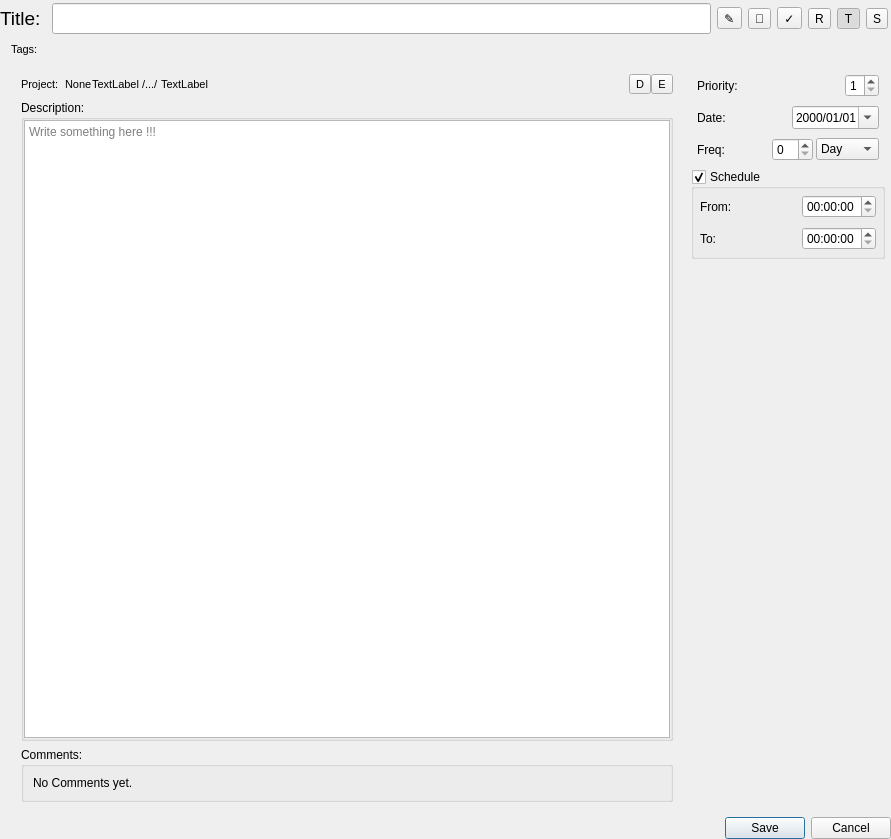
Old version of the form widgets/itemdetailwidget.ui in the repository SeptemberHX/TodoManager.
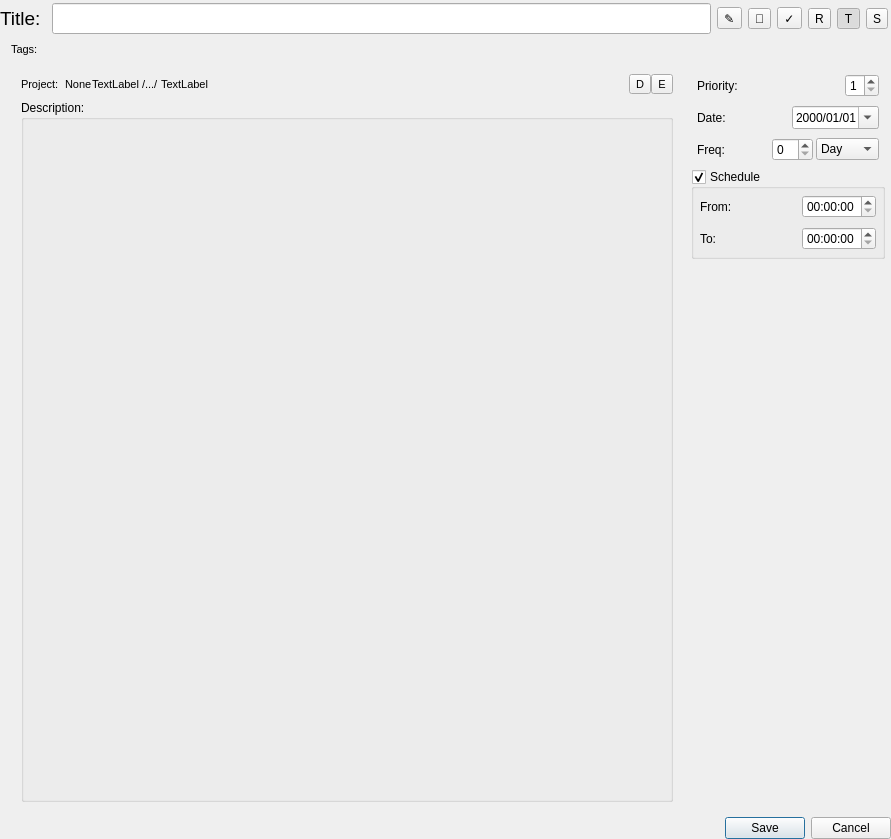
New version of the form.

Commit message: Add: MyTextEdit, providing basic tool buttons like Smaller, Larger, Color, Italic, Underline, Strikeout

What changed in the file:
```diff
--- a/widgets/itemdetailwidget.ui
+++ b/widgets/itemdetailwidget.ui
@@ -274,6 +274,12 @@
            <layout class="QVBoxLayout" name="verticalLayout_5">
             <item>
              <widget class="QWidget" name="projectInfoWidget" native="true">
+              <property name="sizePolicy">
+               <sizepolicy hsizetype="Preferred" vsizetype="Fixed">
+                <horstretch>0</horstretch>
+                <verstretch>0</verstretch>
+               </sizepolicy>
+              </property>
               <layout class="QVBoxLayout" name="verticalLayout_7">
                <property name="spacing">
                 <number>0</number>
@@ -459,11 +465,11 @@
              </widget>
             </item>
             <item>
-             <widget class="QGroupBox" name="groupBox">
+             <widget class="QGroupBox" name="descriptionGroupBox">
               <property name="title">
                <string>Description:</string>
               </property>
-              <layout class="QVBoxLayout" name="verticalLayout_6">
+              <layout class="QVBoxLayout" name="groupBoxVerticalLayout">
                <property name="spacing">
                 <number>3</number>
                </property>
@@ -479,35 +485,6 @@
                <property name="bottomMargin">
                 <number>0</number>
                </property>
-               <item>
-                <widget class="QTextEdit" name="descriptionTextEdit">
-                 <property name="minimumSize">
-                  <size>
-                   <width>300</width>
-                   <height>300</height>
-                  </size>
-                 </property>
-                 <property name="placeholderText">
-                  <string>Write something here !!!</string>
-                 </property>
-                </widget>
-               </item>
-              </layout>
-             </widget>
-            </item>
-            <item>
-             <widget class="QGroupBox" name="groupBox_2">
-              <property name="title">
-               <string>Comments:</string>
-              </property>
-              <layout class="QVBoxLayout" name="verticalLayout_8">
-               <item>
-                <widget class="QLabel" name="label">
-                 <property name="text">
-                  <string>No Comments yet.</string>
-                 </property>
-                </widget>
-               </item>
               </layout>
              </widget>
             </item>
```
The commit also changes 13 other files.
